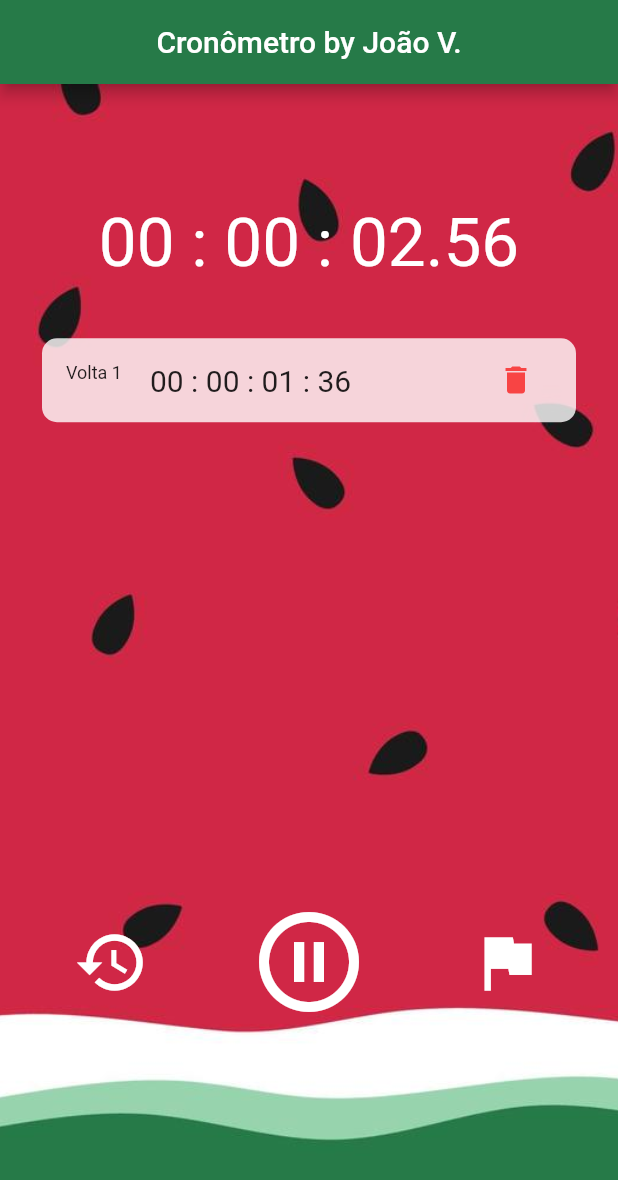
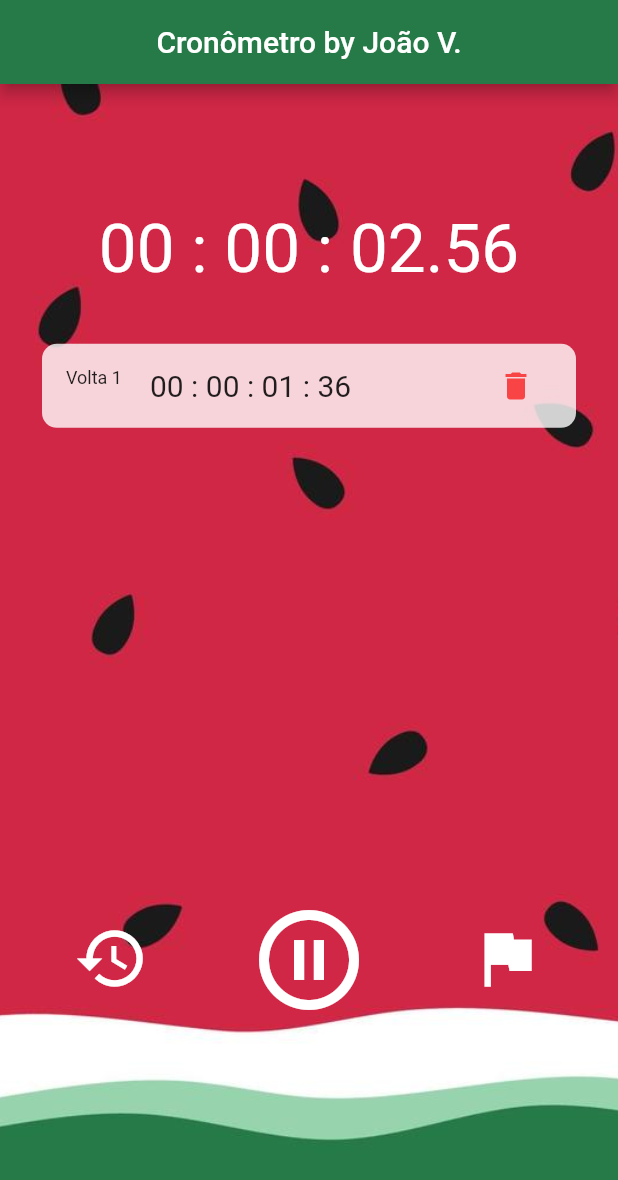
Before and after one commit to JoaoVtrxx/flutter_StopWatchApp, a Flutter app: the screen it shows after launch, after a tap on the "play circle outline" icon, after a tap on the "flag" icon, on a phone screen of 412 x 824 dp. Shown: the top 1180 px of the screen. Run offline on Flutter 3.47's test engine with Material 2 defaults, Android fonts, the phone set to English and light mode, and no system bars.

Commit message:
flexible widget update

```diff
--- a/lib/screens/home.dart
+++ b/lib/screens/home.dart
@@ -123,7 +123,7 @@ class _MyHomePageState extends State<MyHomePage> {
   Widget build(BuildContext context) {
     return Scaffold(
       appBar: AppBar(
-        backgroundColor: Color.fromARGB(255, 38, 122, 72),
+        backgroundColor: const Color.fromARGB(255, 38, 122, 72),
         title: const Text("Cronômetro by João V."),
         centerTitle: true,
       ),
@@ -139,17 +139,22 @@ class _MyHomePageState extends State<MyHomePage> {
             mainAxisAlignment: MainAxisAlignment.center,
             crossAxisAlignment: CrossAxisAlignment.stretch,
             children: <Widget>[
-              StopWatchDigitosWidget(
+              Flexible(
+                flex: 2,
+                child: StopWatchDigitosWidget(
                     digitoHorasAtual: digitoHorasAtual,
                     digitoMinutosAtual: digitoMinutosAtual,
                     digitoSegundosAtual: digitoSegundosAtual,
                     digitoMiliSegundosAtual: digitoMiliSegundosAtual),
-              ListViewLaps(deleteItem: deleteItem),
-              BottomButtonsWidget(
+              ),
+              Flexible(flex: 4, child: ListViewLaps(deleteItem: deleteItem)),
+              Flexible(
+                child: BottomButtonsWidget(
                     isRunning: isRunning,
                     reset: reset,
                     startPause: startPause,
                     lap: lap),
+              ),
               const SizedBox(
                 height: 80,
               )
--- a/lib/widgets/list_item.dart
+++ b/lib/widgets/list_item.dart
@@ -15,7 +15,7 @@ class ListItemWidget extends StatelessWidget {
   Widget build(BuildContext context) {
     return Container(
       decoration: BoxDecoration(
-          color: Color.fromRGBO(255, 255, 255, 0.8),
+          color: const Color.fromRGBO(255, 255, 255, 0.8),
           borderRadius: BorderRadius.circular(10)),
       child: ListTile(
         title: Text(
```
Lines whose indentation alone changed are shown as unchanged.
